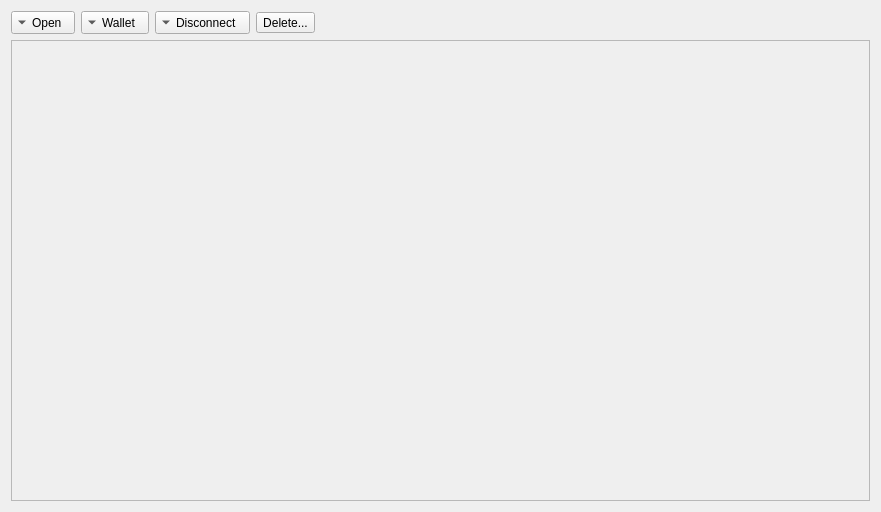
Above: src/manager/walletcontrolwidget.ui from KDE/kwalletmanager before the change. Below: the same form after it.
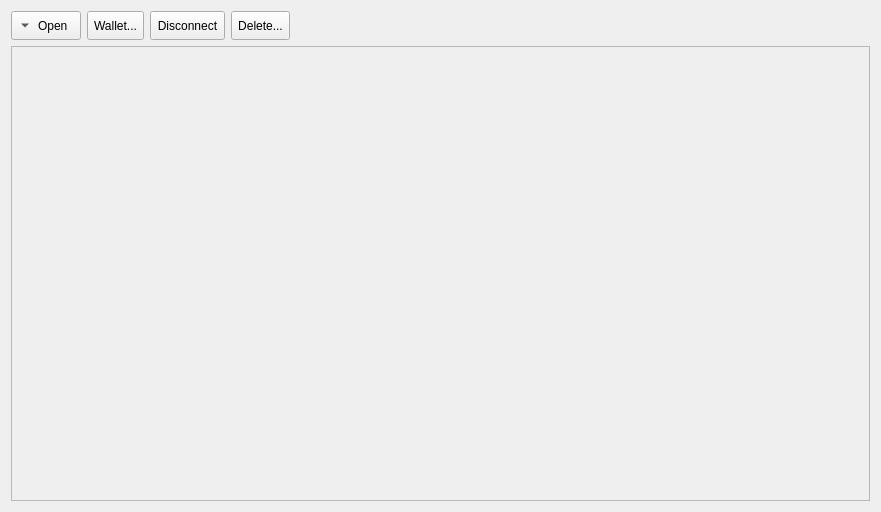
That is the form after the change. Icons and pictures are not drawn.

Commit message: Creating new wallets working, icons on buttons and other refinements

```diff
--- a/src/manager/walletcontrolwidget.ui
+++ b/src/manager/walletcontrolwidget.ui
@@ -18,9 +18,21 @@
     <layout class="QHBoxLayout" name="horizontalLayout">
      <item>
       <widget class="QToolButton" name="_openClose">
+       <property name="sizePolicy">
+        <sizepolicy hsizetype="Fixed" vsizetype="Preferred">
+         <horstretch>0</horstretch>
+         <verstretch>0</verstretch>
+        </sizepolicy>
+       </property>
        <property name="text">
         <string>Open</string>
        </property>
+       <property name="iconSize">
+        <size>
+         <width>22</width>
+         <height>22</height>
+        </size>
+       </property>
        <property name="toolButtonStyle">
         <enum>Qt::ToolButtonTextBesideIcon</enum>
        </property>
@@ -34,11 +46,24 @@
      </item>
      <item>
       <widget class="QToolButton" name="_control">
+       <property name="sizePolicy">
+        <sizepolicy hsizetype="Fixed" vsizetype="Preferred">
+         <horstretch>0</horstretch>
+         <verstretch>0</verstretch>
+        </sizepolicy>
+       </property>
        <property name="text">
-        <string>Wallet</string>
+        <string>Wallet...</string>
        </property>
        <property name="icon">
-        <iconset theme="wallet-open"/>
+        <iconset theme="wallet-open">
+         <normaloff>../../../../../../../valentin/.designer/backup</normaloff>../../../../../../../valentin/.designer/backup</iconset>
+       </property>
+       <property name="iconSize">
+        <size>
+         <width>22</width>
+         <height>22</height>
+        </size>
        </property>
        <property name="checkable">
         <bool>true</bool>
@@ -47,15 +72,27 @@
         <enum>Qt::ToolButtonTextBesideIcon</enum>
        </property>
        <property name="arrowType">
-        <enum>Qt::DownArrow</enum>
+        <enum>Qt::NoArrow</enum>
        </property>
       </widget>
      </item>
      <item>
       <widget class="QToolButton" name="_disconnect">
+       <property name="sizePolicy">
+        <sizepolicy hsizetype="Fixed" vsizetype="Preferred">
+         <horstretch>0</horstretch>
+         <verstretch>0</verstretch>
+        </sizepolicy>
+       </property>
        <property name="text">
         <string>Disconnect</string>
        </property>
+       <property name="iconSize">
+        <size>
+         <width>22</width>
+         <height>22</height>
+        </size>
+       </property>
        <property name="popupMode">
         <enum>QToolButton::DelayedPopup</enum>
        </property>
@@ -66,15 +103,33 @@
         <bool>false</bool>
        </property>
        <property name="arrowType">
-        <enum>Qt::DownArrow</enum>
+        <enum>Qt::NoArrow</enum>
        </property>
       </widget>
      </item>
      <item>
       <widget class="QToolButton" name="_delete">
+       <property name="sizePolicy">
+        <sizepolicy hsizetype="Fixed" vsizetype="Preferred">
+         <horstretch>0</horstretch>
+         <verstretch>0</verstretch>
+        </sizepolicy>
+       </property>
        <property name="text">
         <string>Delete...</string>
        </property>
+       <property name="icon">
+        <iconset theme="trash-empty"/>
+       </property>
+       <property name="iconSize">
+        <size>
+         <width>22</width>
+         <height>22</height>
+        </size>
+       </property>
+       <property name="toolButtonStyle">
+        <enum>Qt::ToolButtonTextBesideIcon</enum>
+       </property>
       </widget>
      </item>
      <item>
```
The commit also changes 5 other files.
